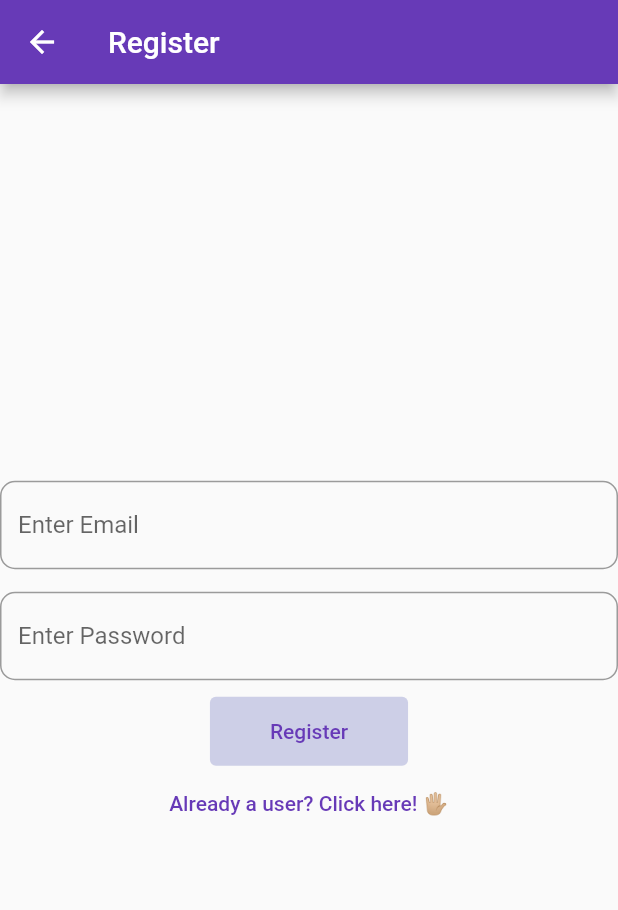
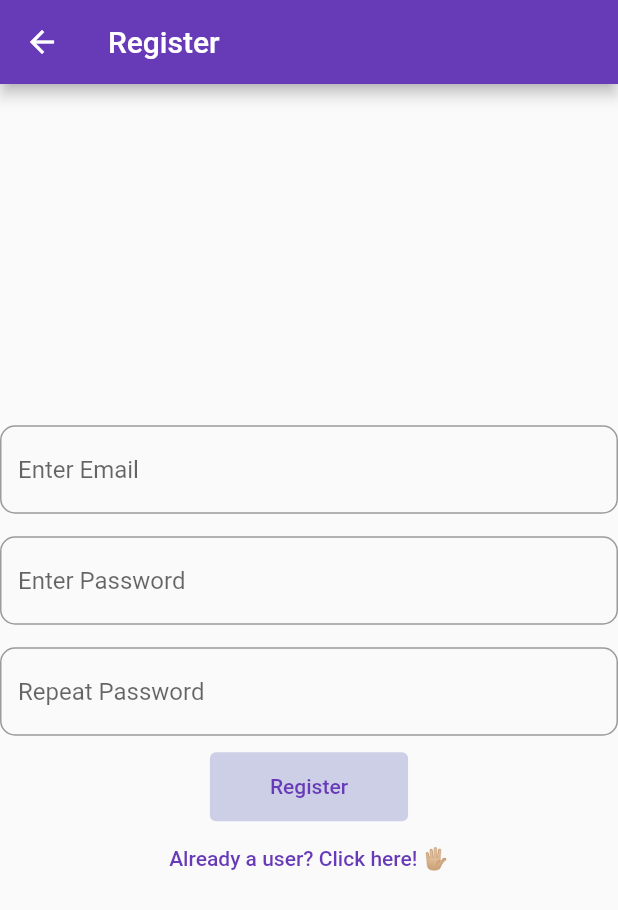
Before and after one commit to MohamedAlkindi/Notetaking-android-app, a Flutter app: the RegisterView screen opened by its route, after a tap on "Register", on a phone screen of 412 x 824 dp. Shown: the top 910 px of the screen. Run offline on Flutter 3.47's test engine with Material 2 defaults, Android fonts, the phone set to English and light mode, and no system bars; our stand-ins replace firebase_auth, firebase_core; accounts and stored records are empty; network calls fail.

Commit message:
Added repeat password field

```diff
--- a/lib/View/register_view.dart
+++ b/lib/View/register_view.dart
@@ -21,12 +21,14 @@ class _RegisterViewState extends State<RegisterView> {
   // Declaring a variable as late make sure that the variables will have values, but in the future.
   late final TextEditingController _email;
   late final TextEditingController _password;
+  late final TextEditingController _repeatPassword;
 
   // But must create an initializer and a disposer manually.
   @override
   void initState() {
     _email = TextEditingController();
     _password = TextEditingController();
+    _repeatPassword = TextEditingController();
     super.initState();
   }
 
@@ -34,6 +36,7 @@ class _RegisterViewState extends State<RegisterView> {
   void dispose() {
     _email.dispose();
     _password.dispose();
+    _repeatPassword.dispose();
     super.dispose();
   }
 
@@ -51,7 +54,7 @@ class _RegisterViewState extends State<RegisterView> {
                 width: 450,
                 margin: const EdgeInsets.fromLTRB(0, 0, 0, 15),
                 // Creating 2 'textboxes' one for email and the second for password.
-                // Username textbox.
+                // Email textbox.
                 child: TextField(
                   keyboardType: TextInputType
                       .emailAddress, // Adds the '@' symbol on keyboard.
@@ -69,8 +72,9 @@ class _RegisterViewState extends State<RegisterView> {
                   ),
                 ),
               ),
-              SizedBox(
+              Container(
                 width: 450,
+                margin: const EdgeInsets.fromLTRB(0, 0, 0, 15),
                 // Password textbox.
                 child: TextField(
                   obscureText: true,
@@ -79,6 +83,19 @@ class _RegisterViewState extends State<RegisterView> {
                   controller: _password,
                   decoration: const InputDecoration(
                       hintText: 'Enter Password ',
+                      border: OutlineInputBorder(
+                          borderRadius:
+                              BorderRadius.all(Radius.circular(10.0)))),
+                ),
+              ),
+              SizedBox(
+                width: 450,
+                child: TextField(
+                  obscureText: true,
+                  enableSuggestions: false,
+                  controller: _repeatPassword,
+                  decoration: const InputDecoration(
+                      hintText: 'Repeat Password ',
                       border: OutlineInputBorder(
                           borderRadius:
                               BorderRadius.all(Radius.circular(10.0)))),
@@ -96,12 +113,17 @@ class _RegisterViewState extends State<RegisterView> {
                     // As the user clicks on the button create 2 variables and get the text from the text boxes using the TextEditingController.
                     final inputEmail = _email.text;
                     final inputPassword = _password.text;
+                    final inputRepeatPassword = _repeatPassword.text;
 
                     // Must put await as this is a Future function, again.
                     try {
-                      await FirebaseAuth.instance
-                          .createUserWithEmailAndPassword(
-                              email: inputEmail, password: inputPassword);
+                      if (inputPassword == inputRepeatPassword) {
+                        await FirebaseAuth.instance
+                            .createUserWithEmailAndPassword(
+                                email: inputEmail, password: inputPassword);
+                      } else {
+                        print('Input same pass');
+                      }
                     } on FirebaseAuthException catch (e) {
                       if (e.code == 'invalid-email') {
                         // print('Invalid Email.');
```
